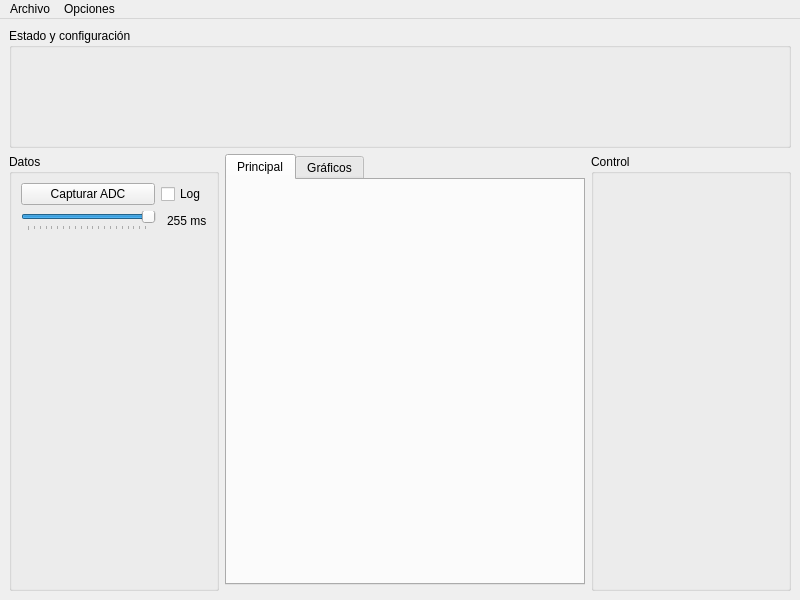
The window that mainwindow.ui (GabiAndi/Microcontroladores_2020_Autito_UI) describes before a commit, drawn with Qt 5.
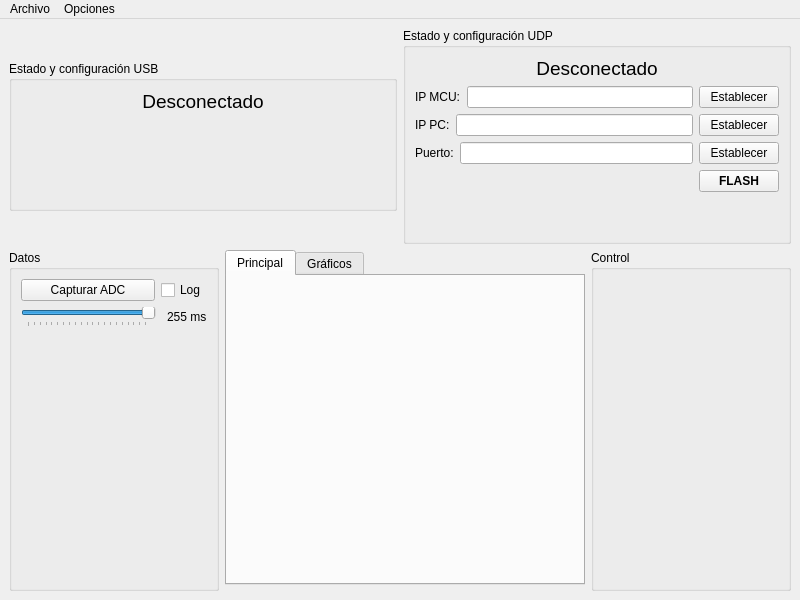
The same window after the commit. Custom widgets are drawn as their Qt base class.

Commit message: Parpadeo de datos UI

Diff of the .ui file:
```diff
--- a/mainwindow.ui
+++ b/mainwindow.ui
@@ -24,7 +24,7 @@
   </property>
   <widget class="QWidget" name="centralwidget">
    <layout class="QGridLayout" name="gridLayout">
-    <item row="1" column="0" rowspan="2">
+    <item row="4" column="0" rowspan="2">
      <widget class="QGroupBox" name="groupBox_3">
       <property name="sizePolicy">
        <sizepolicy hsizetype="Fixed" vsizetype="Preferred">
@@ -134,7 +134,7 @@
       </layout>
      </widget>
     </item>
-    <item row="1" column="2" rowspan="2">
+    <item row="4" column="2" rowspan="2">
      <widget class="QGroupBox" name="groupBox_4">
       <property name="sizePolicy">
        <sizepolicy hsizetype="Preferred" vsizetype="Preferred">
@@ -153,26 +153,7 @@
       </property>
      </widget>
     </item>
-    <item row="0" column="0" colspan="3">
-     <widget class="QGroupBox" name="groupBox">
-      <property name="sizePolicy">
-       <sizepolicy hsizetype="Preferred" vsizetype="Fixed">
-        <horstretch>0</horstretch>
-        <verstretch>1</verstretch>
-       </sizepolicy>
-      </property>
-      <property name="minimumSize">
-       <size>
-        <width>0</width>
-        <height>120</height>
-       </size>
-      </property>
-      <property name="title">
-       <string>Estado y configuración</string>
-      </property>
-     </widget>
-    </item>
-    <item row="1" column="1">
+    <item row="4" column="1">
      <widget class="QTabWidget" name="tabWidgetUI">
       <property name="sizePolicy">
        <sizepolicy hsizetype="Expanding" vsizetype="Expanding">
@@ -212,6 +193,203 @@
       </widget>
      </widget>
     </item>
+    <item row="0" column="0" colspan="3">
+     <layout class="QHBoxLayout" name="horizontalLayout_3">
+      <item>
+       <widget class="QGroupBox" name="groupBox">
+        <property name="sizePolicy">
+         <sizepolicy hsizetype="Preferred" vsizetype="Fixed">
+          <horstretch>1</horstretch>
+          <verstretch>0</verstretch>
+         </sizepolicy>
+        </property>
+        <property name="minimumSize">
+         <size>
+          <width>0</width>
+          <height>150</height>
+         </size>
+        </property>
+        <property name="title">
+         <string>Estado y configuración USB</string>
+        </property>
+        <layout class="QVBoxLayout" name="verticalLayout_4">
+         <item>
+          <widget class="QLabel" name="labelEstadoUSB">
+           <property name="font">
+            <font>
+             <pointsize>14</pointsize>
+             <weight>50</weight>
+             <bold>false</bold>
+            </font>
+           </property>
+           <property name="text">
+            <string>Desconectado</string>
+           </property>
+           <property name="alignment">
+            <set>Qt::AlignCenter</set>
+           </property>
+          </widget>
+         </item>
+         <item>
+          <spacer name="verticalSpacer_2">
+           <property name="orientation">
+            <enum>Qt::Vertical</enum>
+           </property>
+           <property name="sizeHint" stdset="0">
+            <size>
+             <width>20</width>
+             <height>40</height>
+            </size>
+           </property>
+          </spacer>
+         </item>
+        </layout>
+       </widget>
+      </item>
+      <item>
+       <widget class="QGroupBox" name="groupBox_2">
+        <property name="sizePolicy">
+         <sizepolicy hsizetype="Preferred" vsizetype="Preferred">
+          <horstretch>1</horstretch>
+          <verstretch>0</verstretch>
+         </sizepolicy>
+        </property>
+        <property name="minimumSize">
+         <size>
+          <width>0</width>
+          <height>150</height>
+         </size>
+        </property>
+        <property name="title">
+         <string>Estado y configuración UDP</string>
+        </property>
+        <layout class="QVBoxLayout" name="verticalLayout_5">
+         <item>
+          <widget class="QLabel" name="labelEstadoUDP">
+           <property name="font">
+            <font>
+             <pointsize>14</pointsize>
+            </font>
+           </property>
+           <property name="text">
+            <string>Desconectado</string>
+           </property>
+           <property name="alignment">
+            <set>Qt::AlignCenter</set>
+           </property>
+          </widget>
+         </item>
+         <item>
+          <layout class="QHBoxLayout" name="horizontalLayout_4">
+           <item>
+            <widget class="QLabel" name="label">
+             <property name="text">
+              <string>IP MCU:</string>
+             </property>
+            </widget>
+           </item>
+           <item>
+            <widget class="QLineEdit" name="lineEditIPMCU"/>
+           </item>
+           <item>
+            <widget class="QPushButton" name="pushButtonEstablecerIPMCU">
+             <property name="text">
+              <string>Establecer</string>
+             </property>
+            </widget>
+           </item>
+          </layout>
+         </item>
+         <item>
+          <layout class="QHBoxLayout" name="horizontalLayout_6">
+           <item>
+            <widget class="QLabel" name="label_3">
+             <property name="text">
+              <string>IP PC:</string>
+             </property>
+            </widget>
+           </item>
+           <item>
+            <widget class="QLineEdit" name="lineEditIPPC"/>
+           </item>
+           <item>
+            <widget class="QPushButton" name="pushButtonEstablecerIPPC">
+             <property name="text">
+              <string>Establecer</string>
+             </property>
+            </widget>
+           </item>
+          </layout>
+         </item>
+         <item>
+          <layout class="QHBoxLayout" name="horizontalLayout_5">
+           <item>
+            <widget class="QLabel" name="label_2">
+             <property name="text">
+              <string>Puerto:</string>
+             </property>
+            </widget>
+           </item>
+           <item>
+            <widget class="QLineEdit" name="lineEditPuertoUDP"/>
+           </item>
+           <item>
+            <widget class="QPushButton" name="pushButtonEstablecerPuertoUDP">
+             <property name="text">
+              <string>Establecer</string>
+             </property>
+            </widget>
+           </item>
+          </layout>
+         </item>
+         <item>
+          <layout class="QHBoxLayout" name="horizontalLayout_7">
+           <item>
+            <spacer name="horizontalSpacer">
+             <property name="orientation">
+              <enum>Qt::Horizontal</enum>
+             </property>
+             <property name="sizeHint" stdset="0">
+              <size>
+               <width>40</width>
+               <height>20</height>
+              </size>
+             </property>
+            </spacer>
+           </item>
+           <item>
+            <widget class="QPushButton" name="pushButtonEstablecerEnFlash">
+             <property name="font">
+              <font>
+               <weight>75</weight>
+               <bold>true</bold>
+              </font>
+             </property>
+             <property name="text">
+              <string>FLASH</string>
+             </property>
+            </widget>
+           </item>
+          </layout>
+         </item>
+         <item>
+          <spacer name="verticalSpacer_3">
+           <property name="orientation">
+            <enum>Qt::Vertical</enum>
+           </property>
+           <property name="sizeHint" stdset="0">
+            <size>
+             <width>20</width>
+             <height>40</height>
+            </size>
+           </property>
+          </spacer>
+         </item>
+        </layout>
+       </widget>
+      </item>
+     </layout>
+    </item>
    </layout>
   </widget>
   <widget class="QMenuBar" name="menubar">
```
The commit also changes 2 other files.
